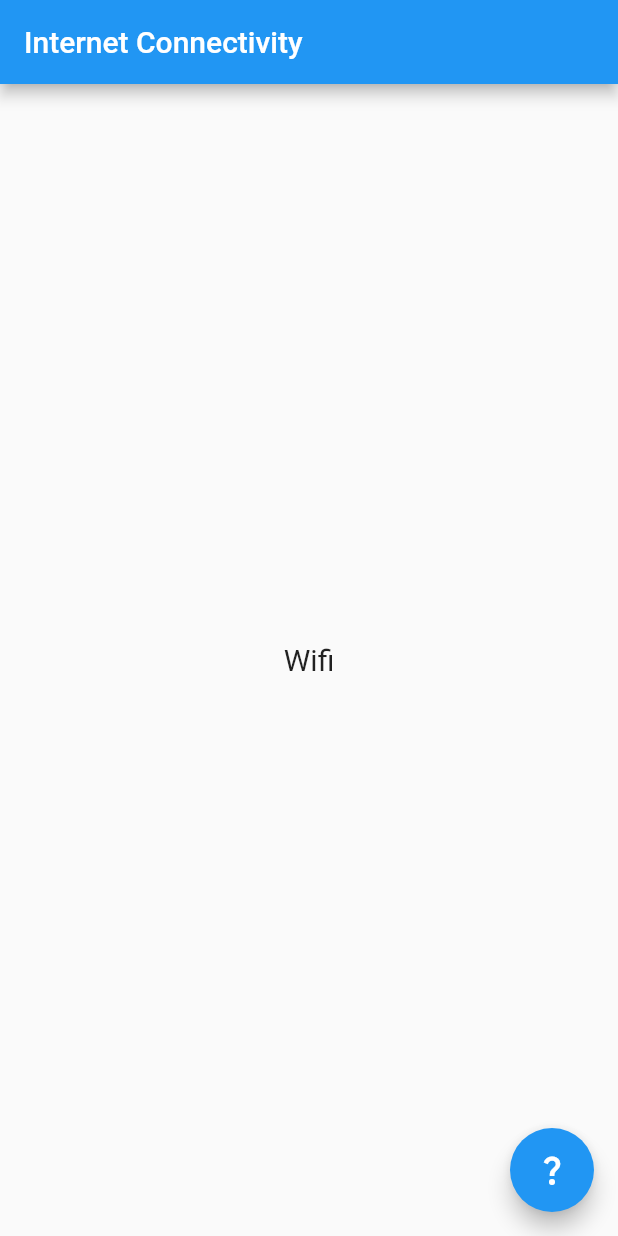
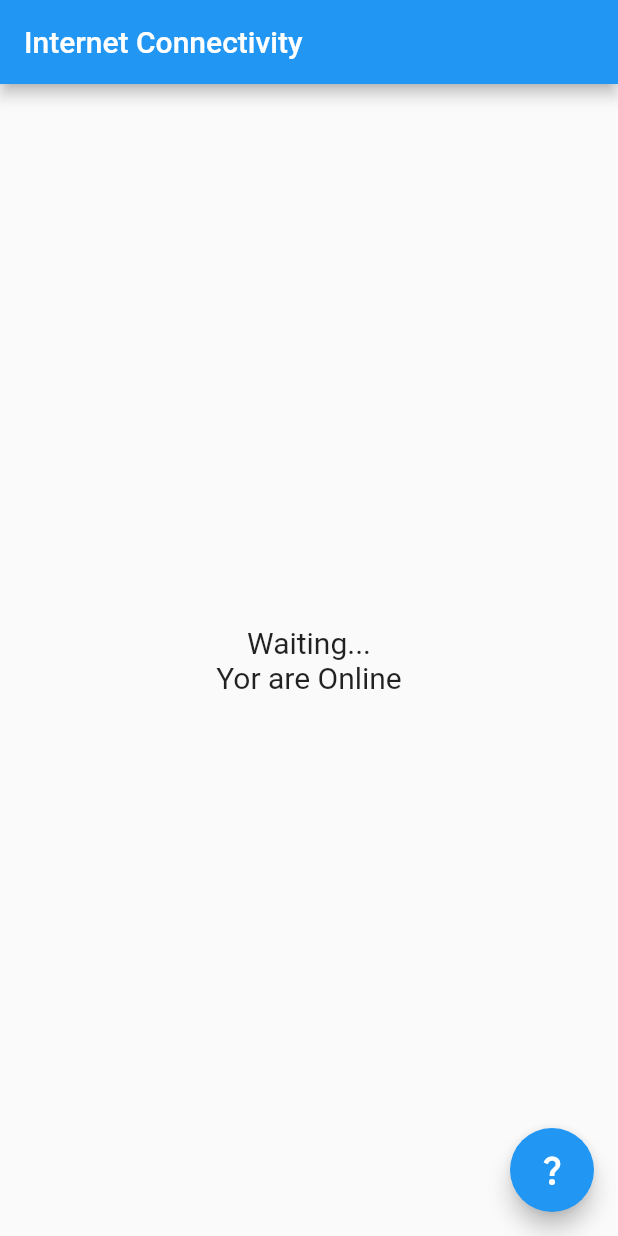
Before and after one commit to Dasun-Sandaru/Internet-connectivity, a Flutter app: the screen it shows after launch, on a phone screen of 412 x 824 dp. Run offline on Flutter 3.47's test engine with Material 2 defaults, Android fonts, the phone set to English and light mode, and no system bars; drawn by our look-alikes of overlay_support; our stand-ins replace connectivity_plus, internet_connection_checker.

Commit message:
Check Realtime Internet Acitive

```diff
--- a/internet_connectivity/lib/screens/home_screen.dart
+++ b/internet_connectivity/lib/screens/home_screen.dart
@@ -1,8 +1,9 @@
 import 'dart:async';
-import 'dart:math';
 
 import 'package:connectivity_plus/connectivity_plus.dart';
 import 'package:flutter/material.dart';
+import 'package:internet_connection_checker/internet_connection_checker.dart';
+import 'package:overlay_support/overlay_support.dart';
 
 class HomeScreen extends StatefulWidget {
   const HomeScreen({Key? key}) : super(key: key);
@@ -21,12 +22,31 @@ class _HomeScreenState extends State<HomeScreen> {
     //checkConnetivity();
 
     // call check realtime connectivity method
-    checkRealtimeConnectivity();
+    //checkRealtimeConnectivity();
+
+    // call ckeck internet active
+    _streamSubscriptionInternetActivite = InternetConnectionChecker().onStatusChange.listen((event) {
+      final activeInternet = event == InternetConnectionStatus.connected;
+
+      setState(() {
+        this.activeInternet = activeInternet;
+        text = activeInternet ? 'Online' : 'Offline';
+      });
+    });
   }
 
   String status = 'Waiting...';
-  Connectivity _connectivity = Connectivity();
-  late StreamSubscription _streamSubscription;
+  String text = 'On';
+  bool activeInternet = false;
+
+  TextEditingController _internetActive = TextEditingController();
+
+  final Connectivity _connectivity = Connectivity();
+  // internet connectivity
+  late StreamSubscription _streamSubscriptionInvernetConnectivity;
+  // internet avative
+  late StreamSubscription _streamSubscriptionInternetActivite;
+
 
   // methods
 
@@ -52,7 +72,7 @@ class _HomeScreenState extends State<HomeScreen> {
 
   // check real time internet connectivity
   void checkRealtimeConnectivity() {
-    _streamSubscription = _connectivity.onConnectivityChanged.listen((event) {
+    _streamSubscriptionInvernetConnectivity = _connectivity.onConnectivityChanged.listen((event) {
       if (event == ConnectivityResult.mobile) {
         status = 'Mobile Data';
         print('Mobile Data');
@@ -79,41 +99,88 @@ class _HomeScreenState extends State<HomeScreen> {
     });
   }
 
+  // check active internet connection
+  // Future<void> checkActiveConnection() async {
+  //   activeInternet = await InternetConnectionChecker().hasConnection;
+
+
+
+  //   // final toastColor = activeInternet ? Colors.green[300]: Colors.red[400];
+
+  //   // // show over layer toast
+  //   // showSimpleNotification(
+  //   //   Text(
+  //   //     '$text',
+  //   //     style: const TextStyle(
+  //   //       color: Colors.white,
+  //   //       fontSize: 20,
+  //   //     ),
+  //   //   ),
+  //   //   background: toastColor,
+  //   // );
+
+  //   setState(() {
+  //     text = activeInternet ? 'Online' : 'Offline';
+  //   });
+
+  // }
+
 
   @override
   void dispose() {
     // TODO: implement dispose
 
     // close stream Subscription
-    _streamSubscription.cancel();
+    _streamSubscriptionInvernetConnectivity.cancel();
+    _streamSubscriptionInternetActivite.cancel();
     super.dispose();
+
+
 
   }
 
   @override
   Widget build(BuildContext context) {
-    return Scaffold(
+    return OverlaySupport(
+      child: Scaffold(
         appBar: AppBar(
           title: const Text(
             'Internet Connectivity',
           ),
         ),
         body: Center(
-        child: Text(
+          child: Column(
+            mainAxisAlignment: MainAxisAlignment.center,
+            children: [
+              // internet sourse ?
+              Text(
                 status,
                 style: const TextStyle(
                   fontSize: 20.0,
                 ),
+              ),
+              // internet activite ?
+              Text(
+                'Yor are $text',
+                style: const TextStyle(
+                  fontSize: 20.0,
+                ),
+              ),
+            ],
           ),
         ),
         floatingActionButton: FloatingActionButton(
           onPressed: () {
             // check internet connectivity
             //checkConnetivity();
+
+            // check active internet connection
+            //checkActiveConnection();
           },
           tooltip: "Increment",
           child: const Icon(Icons.question_mark),
         ),
+      ),
     );
   }
 }
--- a/internet_connectivity/pubspec.yaml
+++ b/internet_connectivity/pubspec.yaml
@@ -36,6 +36,10 @@ dependencies:
   cupertino_icons: ^1.0.2
   # check internet coonectivity
   connectivity_plus: ^2.3.6
+  # check active internet connection
+  internet_connection_checker: ^0.0.1+4
+  # show over layer toast
+  overlay_support: ^2.0.1
 
 dev_dependencies:
   flutter_test:
```
Also changed, not shown: internet_connectivity/pubspec.lock. Lines whose indentation alone changed are shown as unchanged.
